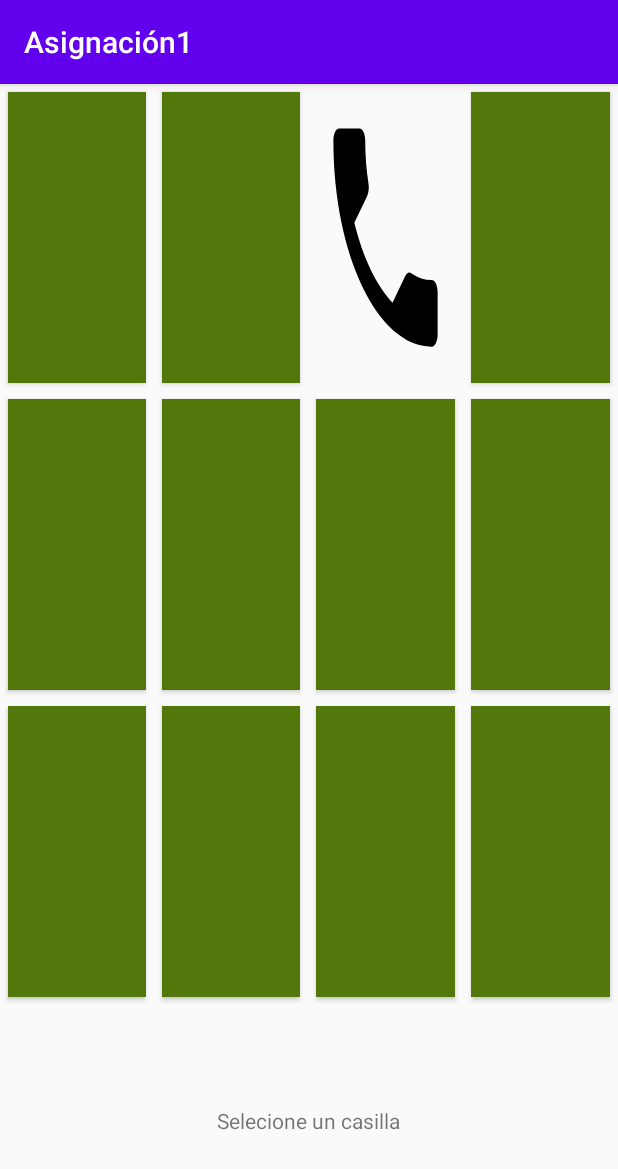
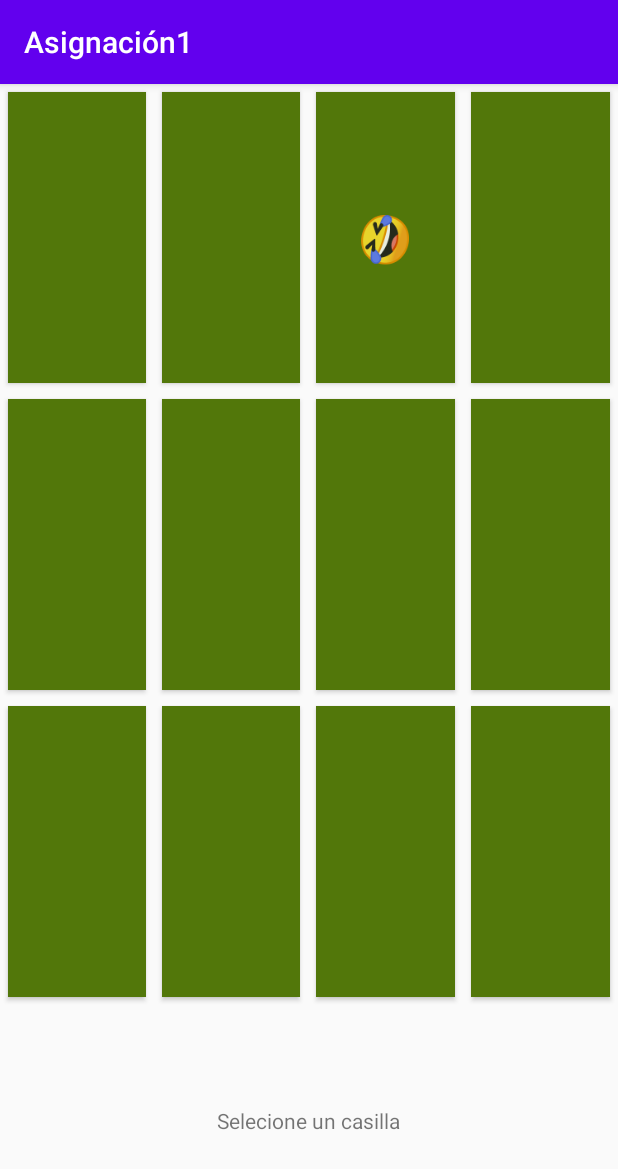
Before and after one commit to luisbrunetti/Asignaci-n1, an Android app: the screen it shows after launch (MainActivity), after a tap on an icon or button, on a phone screen of 412 x 824 dp. Shown: the top 1169 px of the screen. Run offline under Robolectric (Android 15) with nearby library versions, the phone set to English and light mode, and no system bars.

Commit message:
Quick fix
Se cambió isEnabled por isClickable y en lugar de cambiar el background para impagenes, se pone el emoji como cadena de texto.

```diff
--- a/app/src/main/java/com/example/asignacin1/MainActivity.kt
+++ b/app/src/main/java/com/example/asignacin1/MainActivity.kt
@@ -1,9 +1,7 @@
 package com.example.asignacin1
 
-import android.graphics.Color
 import android.graphics.drawable.Drawable
 import android.os.Bundle
-import android.util.Log
 import android.widget.Button
 import android.widget.TextView
 import android.widget.Toast
@@ -23,13 +21,12 @@ class MainActivity : AppCompatActivity() {
     var currentColor = 0
     lateinit var buttons: ArrayList<Button>
     lateinit var numerosPos: ArrayList<Int>
-    lateinit var ArregloImagenes: ArrayList<Int>
+    lateinit var ArrayEmojis: IntArray
     lateinit var Hash: MutableMap<Int, Int>
 
     override fun onCreate(savedInstanceState: Bundle?) {
         super.onCreate(savedInstanceState)
         setContentView(R.layout.activity_main)
-
         // Se crea un arreglo para poder identificar a todos los botones
         buttons = ArrayList(
             listOf(
@@ -52,9 +49,12 @@ class MainActivity : AppCompatActivity() {
         InicializarArreglo()
 
         for (button in buttons) {
+            //Se le asigna el listener a cada botón, dado que es el mismo proceso
             button.setOnClickListener {
                 Operaciones(button.id)
             }
+            //Se le está poniendo a cada botón un tamaño del texto, cuya dimensión se encuentra en resources.
+            button.textSize = resources.getDimension(R.dimen.text_size_button)
         }
 
         TextView = findViewById(R.id.textView)
@@ -95,17 +95,18 @@ class MainActivity : AppCompatActivity() {
             //findViewById<Button>(ButtonID).setCompoundDrawables(img,img,null,null)
 
 
-            findViewById<Button>(ButtonID).setBackgroundResource(img_id!!) // Se inserta la imagen en el boton que se escogió
+            //findViewById<Button>(ButtonID).setBackgroundResource(img_id!!) // Se inserta la imagen en el boton que se escogió
+            findViewById<Button>(ButtonID).text = getEmoji(img_id!!) //Se le pone como texto el emoji en el botón que escogió
             if (PantallasPresionadas == 1) {  // Si recien seleciona para primera imagen
 
-                findViewById<Button>(ButtonID).isEnabled = false
+                findViewById<Button>(ButtonID).isClickable = false
                 PantallaUnoPresionada = img_id!! // Se guarda el ID de la imagen en una variable
                 Button1ID = ButtonID  // Se guardar el ID del primer boton en una varaible
 
 
             } else if (PantallasPresionadas == 2) { // Cuando ya haya presionado dos botones
 
-                findViewById<Button>(ButtonID).isEnabled = false
+                findViewById<Button>(ButtonID).isClickable = false
                 PantallaDosPresionada =
                     img_id!!  // Se gaurda el ID de la segunda imagen en una varaible
                 Button2ID = ButtonID // Se gurda el ID del segundo boton en un varaible
@@ -125,7 +126,7 @@ class MainActivity : AppCompatActivity() {
                             "El juego ha terminado con $Intentos intentos" // Muestra mensaje diciendo que el juego termino
                         JuegoTerminado++
                         for(b in buttons){
-                            b.isEnabled = true
+                            b.isClickable = true
                         }
                     } else {
                         TextView?.text = "Correcto"  // Se muestra en patanlla "Corecto"
@@ -151,10 +152,12 @@ class MainActivity : AppCompatActivity() {
             //Eliminando las imagenes mostradas y habilitando los botones
             var b1=findViewById<Button>(Button1ID)
             var b2 = findViewById<Button>(Button2ID)
-            b1.setBackgroundResource(currentColor)
-            b1.isEnabled = true
-            b2.setBackgroundResource(currentColor)
-            b2.isEnabled = true
+            //b1.setBackgroundResource(currentColor)
+            b1.text = ""
+            b1.isClickable = true
+            //b2.setBackgroundResource(currentColor)
+            b2.text = ""
+            b2.isClickable = true
 
             //findViewById<Button>(Button2ID).setCompoundDrawables(null,null,null,null)
 
@@ -189,14 +192,16 @@ class MainActivity : AppCompatActivity() {
             )
         )
         //Arreglo que almacena Los ID de las imagenes a mostrar
-        ArregloImagenes = ArrayList(
+        //Recuperamos los colores que se encuentran un in int-array, en strings.xml
+        ArrayEmojis = resources.getIntArray(R.array.array_unicodes)
+        /*ArrayEmojis = ArrayList(
             listOf(
                 R.drawable.ic_android_1,
                 R.drawable.ic_call_black_2,
                 R.drawable.ic_insert_emoticon_black_3,
                 R.drawable.ic_smartphone_black_4,
                 R.drawable.ic_my_location_black_5,
-                R.drawable.ic_signal_wifi_4_bar_black_6,
+                R.drawable.ic_signal_wifi_4_bar_black_6/,
                 R.drawable.ic_android_1,
                 R.drawable.ic_call_black_2,
                 R.drawable.ic_insert_emoticon_black_3,
@@ -204,7 +209,7 @@ class MainActivity : AppCompatActivity() {
                 R.drawable.ic_my_location_black_5,
                 R.drawable.ic_signal_wifi_4_bar_black_6
             )
-        )
+        )*/
 
         //ArregloColores = ArrayList(listOf("#A78781","#DC5137","#A3DC37","#C4F16D","#52770A","#354517","#FFC205","#1005FF","#4E4C7E","#D727D2","#00EEDC","#8F78CA"))
 
@@ -223,8 +228,12 @@ class MainActivity : AppCompatActivity() {
 
         ///Guardar el Array ordenado aleatoriamente con un respectivo ID de imagen utilizando mutableHash
         Hash = mutableMapOf()
-        for (h in numerosPos.indices) {
-            Hash?.set(numerosPos[h], ArregloImagenes[h])
+        var pos = 0
+        for (h in numerosPos.indices)
+        {
+            pos = if(pos >= ArrayEmojis.size) 0 else pos
+            Hash?.set(numerosPos[h], ArrayEmojis[pos])
+            pos++
         }
         ///////////////////////////////////////////////////////////////////////////////////////////////////////
         // Si la variable Juego Terminado llega 7 se renicia para volver a comenzar el juego
@@ -253,4 +262,10 @@ class MainActivity : AppCompatActivity() {
         }
     }
 
+    //Función que recibe como parámetro el unicode como entero y lo devuelve como string
+    private fun getEmoji(unicode: Int):String
+    {
+        return String(Character.toChars(unicode))
+    }
+
 }
--- a/app/src/main/res/values/dimens.xml
+++ b/app/src/main/res/values/dimens.xml
@@ -1,4 +1,5 @@
 <?xml version="1.0" encoding="utf-8"?>
 <resources>
     <dimen name="padding_buttons">5dp</dimen>
+    <dimen name="text_size_button">20sp</dimen>
 </resources>
--- a/app/src/main/res/values/strings.xml
+++ b/app/src/main/res/values/strings.xml
@@ -1,3 +1,13 @@
 <resources>
     <string name="app_name">Asignación1</string>
+    <integer-array name="array_unicodes">
+        <item>0x1F600</item>
+        <item>0x1F923</item>
+        <item>0x1F60D</item>
+        <item>0x1F911</item>
+        <item>0x1F637</item>
+        <item>0x1F974</item>
+
+    </integer-array>
+
 </resources>
```
